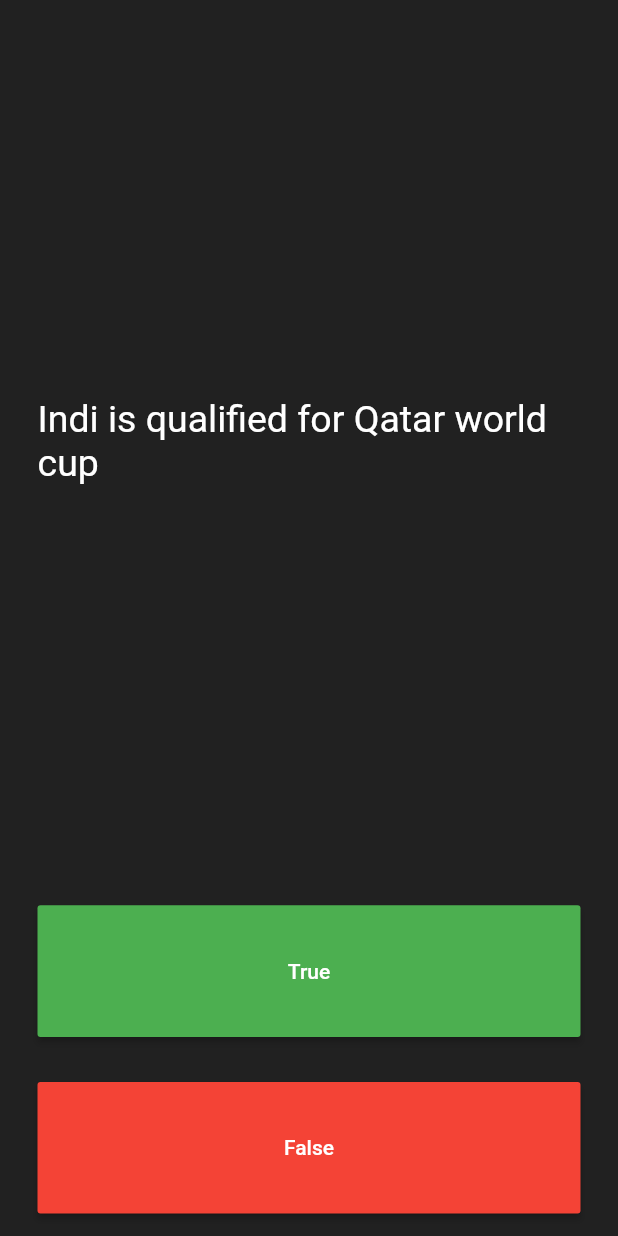
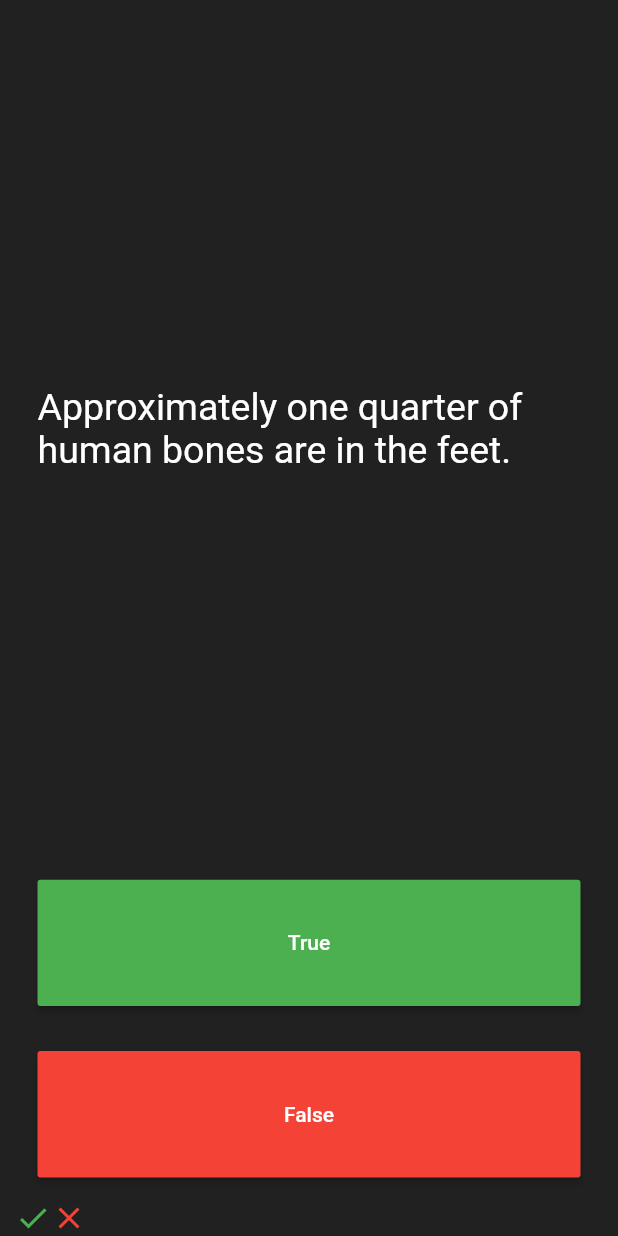
Before and after one commit to Deepakr07/QuizzApp, a Flutter app: the screen it shows after launch, after a tap on "True", after a tap on "False", on a phone screen of 412 x 824 dp. Run offline on Flutter 3.47's test engine with Material 2 defaults, Android fonts, the phone set to English and light mode, and no system bars.

Commit message:
Implemented score keeper and made the code modularized also added few dummy questions

```diff
--- a/lib/myApp.dart
+++ b/lib/myApp.dart
@@ -1,4 +1,5 @@
 import 'package:flutter/material.dart';
+import 'quizBrain.dart';
 
 class myApp extends StatefulWidget {
   const myApp({Key? key}) : super(key: key);
@@ -31,19 +32,15 @@ class QuizApp extends StatefulWidget {
 }
 
 class _QuizAppState extends State<QuizApp> {
-  List<String> question = [
-    'Is Delhi the capital of India?',
-    'Is Tesla Owned by Ambani?',
-    'Indi is qualified for Qatar world cup'
-  ];
-  List<Icon> scoreKeeper = [
-    Icon(Icons.check, color: Colors.green),
-    Icon(
-      Icons.close,
-      color: Colors.red,
-    )
-  ];
-  int colorCount = 0, scoreCount = 0;
+  // List<String> question = [
+  //   'Is Delhi the capital of India?',
+  //   'Is Tesla Owned by Ambani?',
+  //   'Indi is qualified for Qatar world cup'
+  // ];
+  QuizBrain quizBrain = QuizBrain();
+  List<Icon> scoreKeeper = [];
+  int questionNumber = 0, scoreCount = 0;
+  bool correctAnswer = true;
   @override
   Widget build(BuildContext context) {
     return Column(
@@ -56,7 +53,7 @@ class _QuizAppState extends State<QuizApp> {
             padding: const EdgeInsets.all(15.0),
             child: Center(
               child: Text(
-                question[colorCount],
+                quizBrain.questionBank[questionNumber].questionText,
                 style: TextStyle(fontSize: 25, color: Colors.white),
               ),
             ),
@@ -71,14 +68,33 @@ class _QuizAppState extends State<QuizApp> {
                 style: TextStyle(color: Colors.white),
               ),
               onPressed: () {
-                setState(() {
-                  if (colorCount == 2) {
-                    colorCount = 0;
-                  } else {
-                    colorCount++;
-                  }
-                  scoreCount = 1;
-                });
+                correctAnswer =
+                    quizBrain.questionBank[questionNumber].questionAnswer;
+                if (correctAnswer == true) {
+                  //print("user made it right");
+                  setState(() {
+                    questionNumber >= 12
+                        ? questionNumber = 0
+                        : questionNumber++;
+                    //questionNumber++;
+                    scoreKeeper.add(Icon(
+                      Icons.check,
+                      color: Colors.green,
+                    ));
+                  });
+                } else
+                  setState(() {
+                    //print('User made it wrong');
+                    questionNumber >= 12
+                        ? questionNumber = 0
+                        : questionNumber++;
+                    scoreKeeper.add(
+                      Icon(
+                        Icons.close,
+                        color: Colors.red,
+                      ),
+                    );
+                  });
               },
               color: Colors.green,
             ),
@@ -93,19 +109,41 @@ class _QuizAppState extends State<QuizApp> {
                 style: TextStyle(color: Colors.white),
               ),
               onPressed: () {
-                setState(() {
-                  if (colorCount == 2) {
-                    colorCount = 0;
-                  } else {
-                    colorCount++;
-                  }
-                  scoreCount = 1;
-                });
+                correctAnswer =
+                    quizBrain.questionBank[questionNumber].questionAnswer;
+                if (correctAnswer == true) {
+                  //print("user made it right");
+                  setState(() {
+                    questionNumber >= 12
+                        ? questionNumber = 0
+                        : questionNumber++;
+                    //questionNumber++;
+                    scoreKeeper.add(Icon(
+                      Icons.check,
+                      color: Colors.green,
+                    ));
+                  });
+                } else
+                  setState(() {
+                    //print('User made it wrong');
+                    questionNumber >= 12
+                        ? questionNumber = 0
+                        : questionNumber++;
+                    scoreKeeper.add(
+                      Icon(
+                        Icons.close,
+                        color: Colors.red,
+                      ),
+                    );
+                  });
               },
               color: Colors.red,
             ),
           ),
         ),
+        Row(
+          children: scoreKeeper,
+        )
       ],
     );
   }
--- /dev/null
+++ b/lib/questions.dart
@@ -0,0 +1,8 @@
+class Question {
+  String questionText;
+  bool questionAnswer;
+
+  Question({required String t, required bool a})
+      : questionText = t,
+        questionAnswer = a;
+}
--- /dev/null
+++ b/lib/quizBrain.dart
@@ -0,0 +1,33 @@
+import 'questions.dart';
+
+class QuizBrain {
+  List<Question> questionBank = [
+    Question(t: 'Some cats are actually allergic to humans', a: true),
+    Question(t: 'You can lead a cow down stairs but not up stairs.', a: false),
+    Question(
+        t: 'Approximately one quarter of human bones are in the feet.',
+        a: true),
+    Question(t: 'A slug\'s blood is green.', a: true),
+    Question(t: 'Buzz Aldrin\'s mother\'s maiden name was \"Moon\".', a: true),
+    Question(t: 'It is illegal to pee in the Ocean in Portugal.', a: true),
+    Question(
+        t: 'No piece of square dry paper can be folded in half more than 7 times.',
+        a: false),
+    Question(
+        t: 'In London, UK, if you happen to die in the House of Parliament, you are technically entitled to a state funeral, because the building is considered too sacred a place.',
+        a: true),
+    Question(
+        t: 'The loudest sound produced by any animal is 188 decibels. That animal is the African Elephant.',
+        a: false),
+    Question(
+        t: 'The total surface area of two human lungs is approximately 70 square metres.',
+        a: true),
+    Question(t: 'Google was originally called \"Backrub\".', a: true),
+    Question(
+        t: 'Chocolate affects a dog\'s heart and nervous system; a few ounces are enough to kill a small dog.',
+        a: true),
+    Question(
+        t: 'In West Virginia, USA, if you accidentally hit an animal with your car, you are free to take it home to eat.',
+        a: true)
+  ];
+}
```
